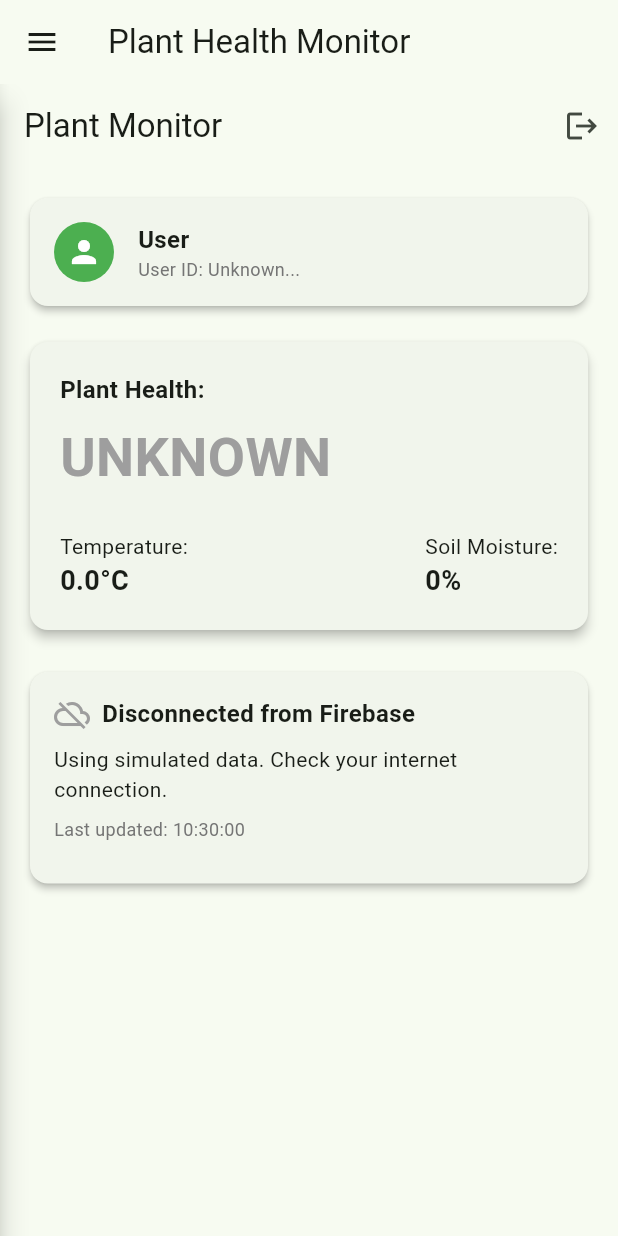
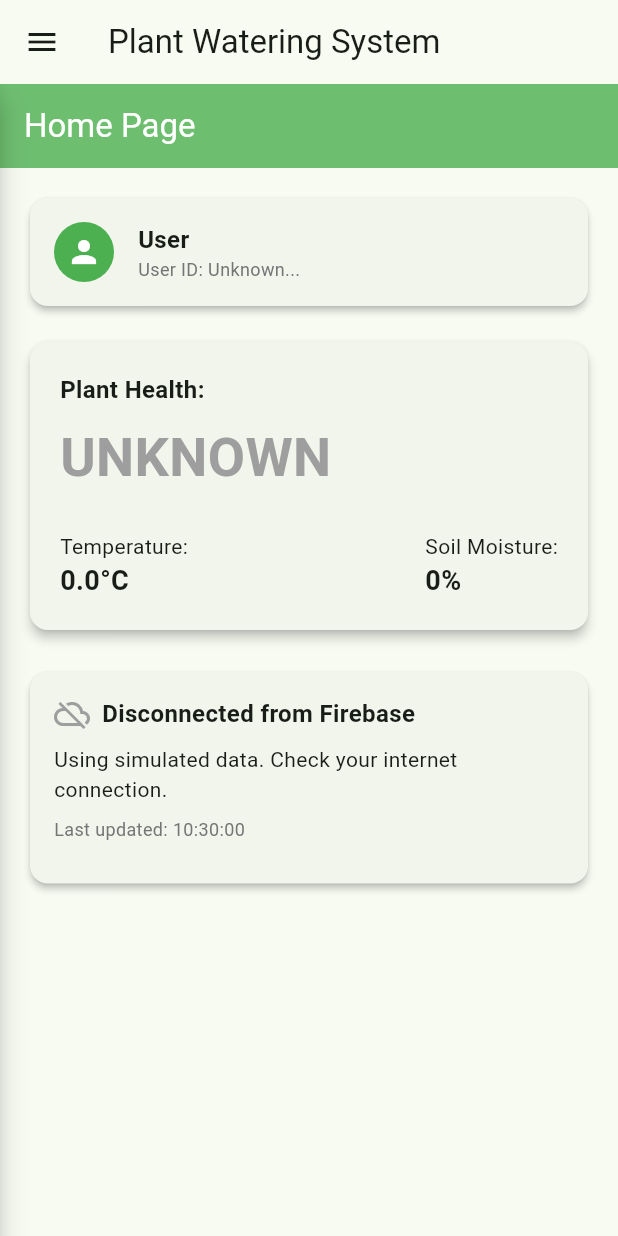
Before and after one commit to 1ogix/AI-Enhanced-Plant-Health-Monitoring-System-with-Mobile-App, a Flutter app: the first screen one second after launch, on a phone screen of 412 x 824 dp. Run offline on Flutter 3.47's test engine with Material 3 defaults, Android fonts, the phone set to English and light mode, and no system bars; our stand-ins replace firebase_auth, firebase_core, firebase_database, permission_handler; accounts and stored records are empty.

Commit message:
removed developer tools

```diff
--- a/lib/main.dart
+++ b/lib/main.dart
@@ -9,6 +9,7 @@ import 'screens/settings_screen.dart';
 import 'screens/logs_screen.dart';
 import 'screens/irrigation_control_screen.dart';
 import 'widgets/sidebar.dart';
+import 'services/firebase_config.dart';
 import 'services/esp32_service.dart';
 import 'services/firebase_db_service.dart';
 import 'services/firebase_auth_service.dart';
@@ -210,7 +211,6 @@ class _MainScreenState extends State<MainScreen>
       _screens = [
         HomeScreen(isFirebaseInitialized: widget.isFirebaseInitialized),
         PlantHealthScreen(isFirebaseInitialized: widget.isFirebaseInitialized),
-        const SizedBox(child: Center(child: Text('Developer Tools Screen'))),
         IrrigationControlScreen(
             isFirebaseInitialized: widget.isFirebaseInitialized),
         SettingsScreen(isFirebaseInitialized: widget.isFirebaseInitialized),
@@ -249,7 +249,7 @@ class _MainScreenState extends State<MainScreen>
   Widget build(BuildContext context) {
     return Scaffold(
       appBar: AppBar(
-        title: const Text('Plant Health Monitor'),
+        title: const Text('Plant Watering System'),
         leading: IconButton(
           icon: const Icon(Icons.menu),
           onPressed: _toggleSidebar,
--- a/lib/screens/home_screen.dart
+++ b/lib/screens/home_screen.dart
@@ -139,18 +139,9 @@ class _HomeScreenState extends State<HomeScreen> {
   Widget build(BuildContext context) {
     return Scaffold(
       appBar: AppBar(
-        title: const Text('Plant Monitor'),
-        actions: [
-          // Logout button
-          IconButton(
-            icon: const Icon(Icons.logout),
-            tooltip: 'Logout',
-            onPressed: () async {
-              await _authService.signOut();
-              // No need to navigate, AuthGate will handle it
-            },
-          ),
-        ],
+        title: const Text('Home Page'),
+        backgroundColor: Colors.green.withOpacity(0.8),
+        foregroundColor: Colors.white,
       ),
       body: Padding(
         padding: const EdgeInsets.all(16.0),
```
Also changed, not shown: lib/widgets/sidebar.dart (+3 -4 lines).
